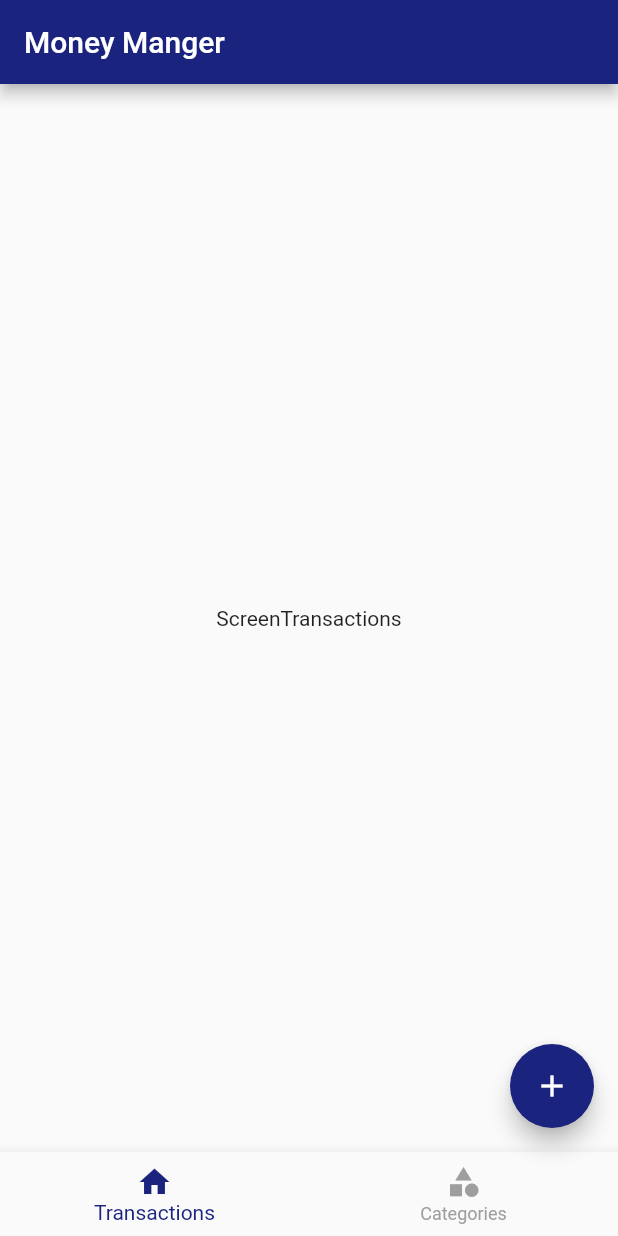
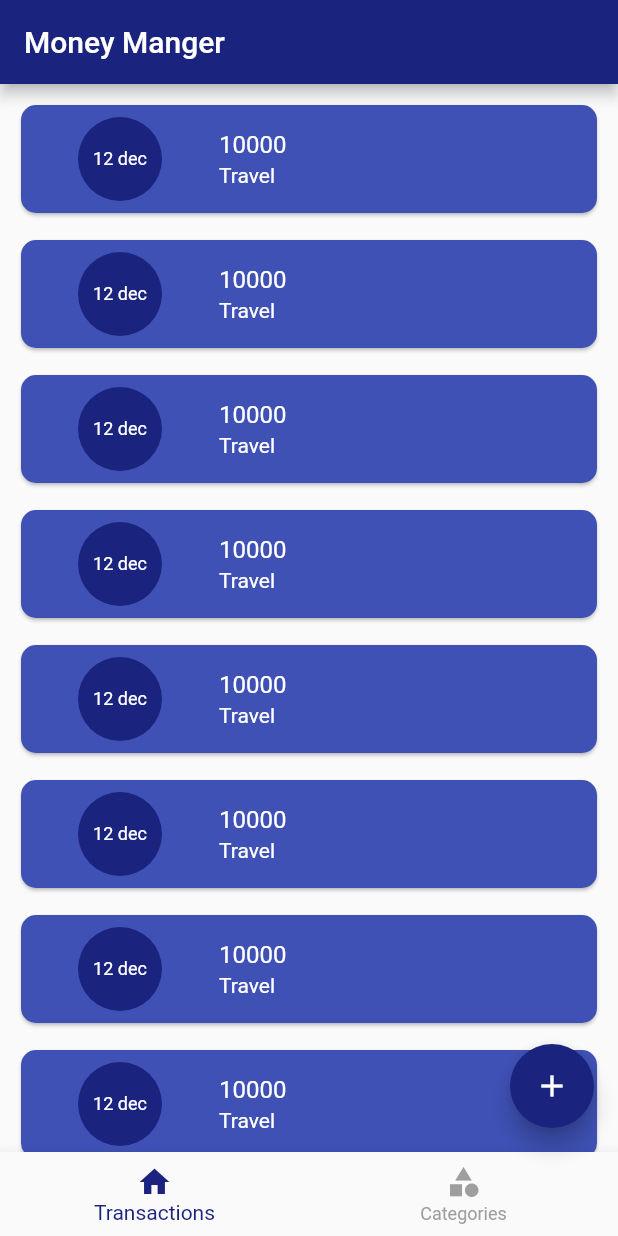
Before and after one commit to ajaypalamkunnel/MoneyManager, a Flutter app: the screen it shows after launch, on a phone screen of 412 x 824 dp. Run offline on Flutter 3.47's test engine with Material 2 defaults, Android fonts, the phone set to English and light mode, and no system bars.

Commit message:
home screen list view separated ui added

```diff
--- a/lib/screens/transactions/screen_transactions.dart
+++ b/lib/screens/transactions/screen_transactions.dart
@@ -5,6 +5,40 @@ class ScreenTransactions extends StatelessWidget {
 
   @override
   Widget build(BuildContext context) {
-    return const Center(child: Text("ScreenTransactions"));
+    return ListView.separated(
+      padding: EdgeInsets.all(10),
+      itemBuilder: (ctx, index) {
+        return Card(
+          color: Colors.indigo.shade500,
+          shape:
+              RoundedRectangleBorder(borderRadius: BorderRadius.circular(10)),
+          child: ListTile(
+            leading: CircleAvatar(
+              radius: 50,
+              backgroundColor: Colors.indigo.shade900,
+              child: const Text(
+                "12 dec ",
+                textAlign: TextAlign.center,
+                style: TextStyle(color: Colors.white, fontSize: 12),
+              ),
+            ),
+            title: const Text(
+              "10000",
+              style: TextStyle(color: Colors.white),
+            ),
+            subtitle: const Text(
+              'Travel',
+              style: TextStyle(color: Colors.white),
+            ),
+          ),
+        );
+      },
+      separatorBuilder: (ctx, index) {
+        return SizedBox(
+          height: 10,
+        );
+      },
+      itemCount: 10,
+    );
   }
 }
```
